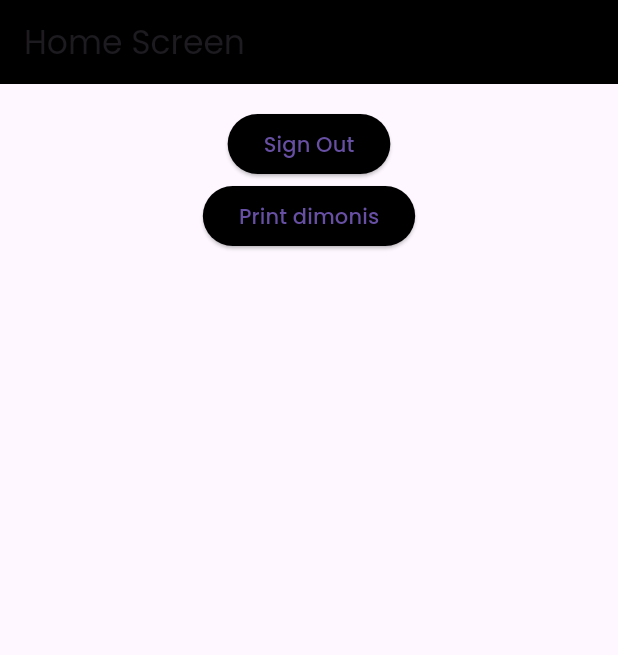
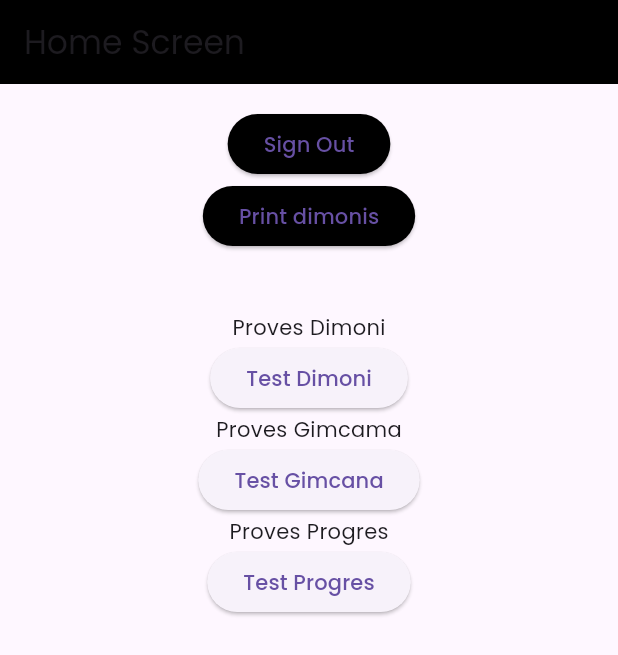
Before and after one commit to espai422-Company/dimonis, a Flutter app: the screen it shows once a user with an empty profile is signed in, on a phone screen of 412 x 824 dp. Shown: the top 655 px of the screen. Run offline on Flutter 3.47's test engine with Material 3 defaults, Android fonts, the phone set to English and light mode, and no system bars; our stand-ins replace firebase_auth, firebase_core, firebase_database, google_fonts, google_sign_in; accounts and stored records are empty.

Commit message:
Models working

```diff
--- a/lib/models/dimoni.dart
+++ b/lib/models/dimoni.dart
@@ -3,6 +3,20 @@ import 'dart:convert';
 import 'package:app_dimonis/api/db_connection.dart';
 import 'package:firebase_database/firebase_database.dart';
 
+/*
+Per utilitzar la classe dimoni, pode crear una classe normal amb el constructor,
+aquesta classe generara una id automaticament per si feim un save que es guardi
+a la bdd. També opcionalment li podem passar una id si ja la tenim. per el
+motiu que sigui.
+
+Dimoni dimoni = Dimoni(nom: 'Dimoni', image: 'image', description: 'description');
+
+Per altre banda tenim el metodes static que ens torna un dimoni a partir de una
+id o una llista de dimonis. aquests dimonis ja tenen una id assignada. per tant
+l' unic que hem de fer si modificam un dimoni es fer un save() i si volem que es
+guarde a la bdd
+
+*/
 class Dimoni {
   String nom;
   String image;
@@ -33,10 +47,16 @@ class Dimoni {
       };
 
   void save() {
+    if (id == null) {
+      throw Exception('Can not save a Dimoni without an id');
+    }
     _ref.set(toMap());
   }
 
   void delete() {
+    if (id == null) {
+      throw Exception('Can not delete a Dimoni without an id');
+    }
     _ref.remove();
   }
 
@@ -44,12 +64,14 @@ class Dimoni {
   static Future<List<Dimoni>> getDimonis() async {
     final ref = SignleDBConn.getDatabase().ref('/dimonis');
     final snapshot = await ref.get();
+
     if (snapshot.exists) {
-      var a = snapshot.value as Map;
-      Map<Object, dynamic> b = a.cast<String, dynamic>();
+      var response = snapshot.value as Map;
+      Map<Object, dynamic> castedResponse = response.cast<String, dynamic>();
       List<Dimoni> dimonis = [];
-      b.forEach((key, value) {
-        Dimoni dimoni = Dimoni.fromMap(value);
+      castedResponse.forEach((key, value) {
+        Map<Object, dynamic> b = value.cast<String, dynamic>();
+        Dimoni dimoni = Dimoni.fromMap(b);
         dimoni.id = key.toString();
         dimonis.add(dimoni);
       });
--- a/lib/models/gimcama.dart
+++ b/lib/models/gimcama.dart
@@ -7,26 +7,31 @@ class Gimcama {
   DateTime start;
   DateTime end;
   String? id;
-  Map<Object, Object> dimonis;
+  late Map<Object, Object> dimonis;
 
   late DatabaseReference _ref;
 
-  Gimcama(
-      {required this.nom,
+  Gimcama({
+    required this.nom,
     required this.start,
     required this.end,
     this.id,
-      required this.dimonis}) {
+  }) {
     id ??= SignleDBConn.getDatabase().ref('/gimcames').push().key;
-    _ref = SignleDBConn.getDatabase().ref('/dimonis/$id');
+    _ref = SignleDBConn.getDatabase().ref('/gimcames/$id');
+    dimonis = {};
   }
 
-  factory Gimcama.fromMap(Map<Object, dynamic> json) => Gimcama(
+  factory Gimcama.fromMap(Map<Object, dynamic> json) {
+    var gimcama = Gimcama(
       nom: json["nom"],
       start: DateTime.parse(json["start"]),
       end: DateTime.parse(json["end"]),
-        dimonis: json["dimonis"],
     );
+
+    gimcama.dimonis = json["dimonis"];
+    return gimcama;
+  }
 
   Map<String, dynamic> toMap() => {
         "nom": nom,
@@ -36,39 +41,72 @@ class Gimcama {
       };
 
   void save() {
+    if (id == null) {
+      throw Exception('Can not save a Gimcama without an id');
+    }
     _ref.set(toMap());
   }
 
   void delete() {
+    if (id == null) {
+      throw Exception('Can not delete a Gimcama without an id');
+    }
     _ref.remove();
   }
 
   // Metodes per afegir un dimoni a la gimcama
   void addDimoniById(String dimoniId, String x, String y) {
     dimonis[dimoniId] = {'x': x, 'y': y};
-    _ref.child('dimonis').set(dimonis);
+    _ref.child('dimonis').update(dimonis.cast());
   }
 
   void addDimoni(Dimoni dimoni, String x, String y) {
     if (dimoni.id != null) {
       dimonis[dimoni.id!] = {'x': x, 'y': y};
-      _ref.child('dimonis').set(dimonis);
+      _ref.child('dimonis').update(dimonis.cast());
+    } else {
+      throw Exception('Dimoni has no id so it can not be added to gimcama');
     }
-    throw Exception('Dimoni has no id');
+  }
+
+  // Cridar sempre aquest metode per obtenir els dimonis de la gimcama
+  Future<List<Dimoni>> getDimonis() async {
+    var response = await _ref.child('dimonis').get();
+
+    // map response to a Dimonis list
+    var dimonis = response.value as Map;
+    Map<Object, dynamic> castedResponse = dimonis.cast<String, dynamic>();
+    List<Dimoni> dimonisList = [];
+    for (var id in castedResponse.keys) {
+      Dimoni dimoni = await Dimoni.getDimoni(id.toString());
+      dimoni.id = id.toString();
+      dimonisList.add(dimoni);
+    }
+    return dimonisList;
   }
 
   // Metodes per treure un dimoni de la gimcama
-  void removeDimoniById(String dimoniId) {
+  void removeDimoniById(String dimoniId) async {
+    var res = await _ref.child('/dimonis').get();
+
+    if (res.exists) {
+      var dimonis = res.value! as Map;
       dimonis.remove(dimoniId);
       _ref.child('dimonis').set(dimonis);
     }
+  }
 
-  void removeDimoni(Dimoni dimoni) {
+  void removeDimoni(Dimoni dimoni) async {
     if (dimoni.id != null) {
+      var res = await _ref.child('dimonis').get();
+      if (res.exists) {
+        var dimonis = res.value! as Map;
         dimonis.remove(dimoni.id);
         _ref.child('dimonis').set(dimonis);
       }
+    } else {
       throw Exception('Dimoni has no id');
+    }
   }
 
   // Retorna una llista de gimcames
@@ -76,11 +114,12 @@ class Gimcama {
     final ref = SignleDBConn.getDatabase().ref('/gimcames');
     final snapshot = await ref.get();
     if (snapshot.exists) {
-      var a = snapshot.value as Map;
-      Map<Object, dynamic> b = a.cast<String, dynamic>();
+      var res = snapshot.value as Map;
+      Map<Object, dynamic> json = res.cast<String, dynamic>();
       List<Gimcama> gimcames = [];
-      b.forEach((key, value) {
-        Gimcama gimcama = Gimcama.fromMap(value);
+      json.forEach((key, value) {
+        Map<Object, dynamic> b = value.cast<String, dynamic>();
+        Gimcama gimcama = Gimcama.fromMap(b);
         gimcama.id = key.toString();
         gimcames.add(gimcama);
       });
--- a/lib/models/progres.dart
+++ b/lib/models/progres.dart
@@ -5,22 +5,27 @@ import 'package:firebase_core/firebase_core.dart';
 
 class Progress {
   static final path = '/progress';
-  late String gimcana_id;
+  final String gimcanaId;
   final String uid = FirebaseAuth.instance.currentUser!.uid;
 
-  void findDimoni(Dimoni dimoni) {
+  Progress({required this.gimcanaId});
+
+  findDimoni(Dimoni dimoni) async {
     if (dimoni.id == null) {
       throw Exception('Can not set as found a Dimoni that has no id');
     }
 
-    var ref = SignleDBConn.getDatabase().ref('$path/$gimcana_id/$uid');
-    ref.update({
+    var ref = SignleDBConn.getDatabase().ref('$path/$gimcanaId/$uid');
+    await ref.update({
       dimoni.id!: DateTime.now().toString(),
     });
   }
 
+  // Retorna un Map amb els dimonis trobats i la data en que es van trobar
+  // Si no hi ha cap dimoni trobat retorna un Map buit
+  // Per convertir la data en DateTime: DateTime.parse(value)
   Future<Map<String, DateTime>> getProgress() async {
-    var ref = SignleDBConn.getDatabase().ref('$path/$gimcana_id/$uid');
+    var ref = SignleDBConn.getDatabase().ref('$path/$gimcanaId/$uid');
     var snapshot = await ref.get();
     if (snapshot.exists) {
       var a = snapshot.value as Map;
--- a/lib/screens/home_screen.dart
+++ b/lib/screens/home_screen.dart
@@ -1,4 +1,7 @@
 import 'package:app_dimonis/api/db_connection.dart';
+import 'package:app_dimonis/models/dimoni.dart';
+import 'package:app_dimonis/models/gimcama.dart';
+import 'package:app_dimonis/models/progres.dart';
 import 'package:app_dimonis/screens/auth_screen.dart';
 import 'package:app_dimonis/screens/verify_email.dart';
 import 'package:firebase_auth/firebase_auth.dart';
@@ -65,11 +68,89 @@ class HomeWidget extends StatelessWidget {
                 ),
                 child: const Text('Print dimonis'),
               ),
-              Text(FirebaseAuth.instance.currentUser!.uid)
+              Text(FirebaseAuth.instance.currentUser!.uid),
+              // image url
+
+              provesDimoni(),
+              provesGimcana(),
+              provesProgres(),
             ],
           ),
         ),
       ),
     );
   }
+
+  Widget provesDimoni() {
+    var dimoni = Dimoni(
+      nom: 'Gay',
+      image:
+          'https://firebasestorage.googleapis.com/v0/b/appdimonis.appspot.com/o/Besso2.jpg?alt=media&token=8eff69df-c8ce-4af1-b0d9-7021985158a5',
+      description: 'No desc',
+      id: '-Nm5_WSR-_xqOnBENWiO',
+    );
+    return Column(
+      children: [
+        SizedBox(
+          height: 20,
+        ),
+        const Text('Proves Dimoni'),
+        ElevatedButton(
+          onPressed: () {
+            // dimoni.delete();
+            // dimoni.save();
+            Dimoni.getDimoni('-Nm5_neOWgKzWuFpQ3Ve')
+                .then((value) => print(value.nom));
+
+            Dimoni.getDimonis().then((value) => print(value.length));
+          },
+          child: Text('Test Dimoni'),
+        ),
+      ],
+    );
+  }
+
+  Widget provesGimcana() {
+    // exemple crear una gimaca nova i guardarla
+    var gimcama = Gimcama(
+      id: '-Nm5j494CRO4J5ir1DXE', // Comentar per crear una nova gimcama, aixo es per modificar una existent
+      nom: 'Gimcama1',
+      start: DateTime.now(),
+      end: DateTime.now().add(Duration(days: 1)),
+    );
+    return Column(
+      children: [
+        const Text('Proves Gimcama'),
+        ElevatedButton(
+          onPressed: () async {
+            // gimcama.save();
+            // gimcama.addDimoni(
+            //     await Dimoni.getDimoni('-Nm5_neOWgKzWuFpQ3Ve'), '100', '200');
+            // gimcama.getDimonis().then((value) => print(value.length));
+            // gimcama
+            //     .removeDimoni(await Dimoni.getDimoni('-Nm5apaQ6dyOuRsSE66M'));
+          },
+          child: Text('Test Gimcana'),
+        ),
+      ],
+    );
+  }
+
+  Widget provesProgres() {
+    return Column(
+      children: [
+        const Text('Proves Progres'),
+        ElevatedButton(
+          onPressed: () async {
+            var progress = Progress(gimcanaId: '-Nm5j494CRO4J5ir1DXE');
+            // progress.gimcana_id = '-Nm5j494CRO4J5ir1DXE';
+            await progress
+                .findDimoni(await Dimoni.getDimoni('-Nm5apaQ6dyOuRsSE66M'));
+            progress.getProgress().then((value) => print(value.length));
+          },
+          child: Text('Test Progres'),
+        ),
+      ],
+    );
+  }
 }
```
Also changed, not shown: lib/auth.dart (+0 -17 lines). Lines whose indentation alone changed are shown as unchanged.
